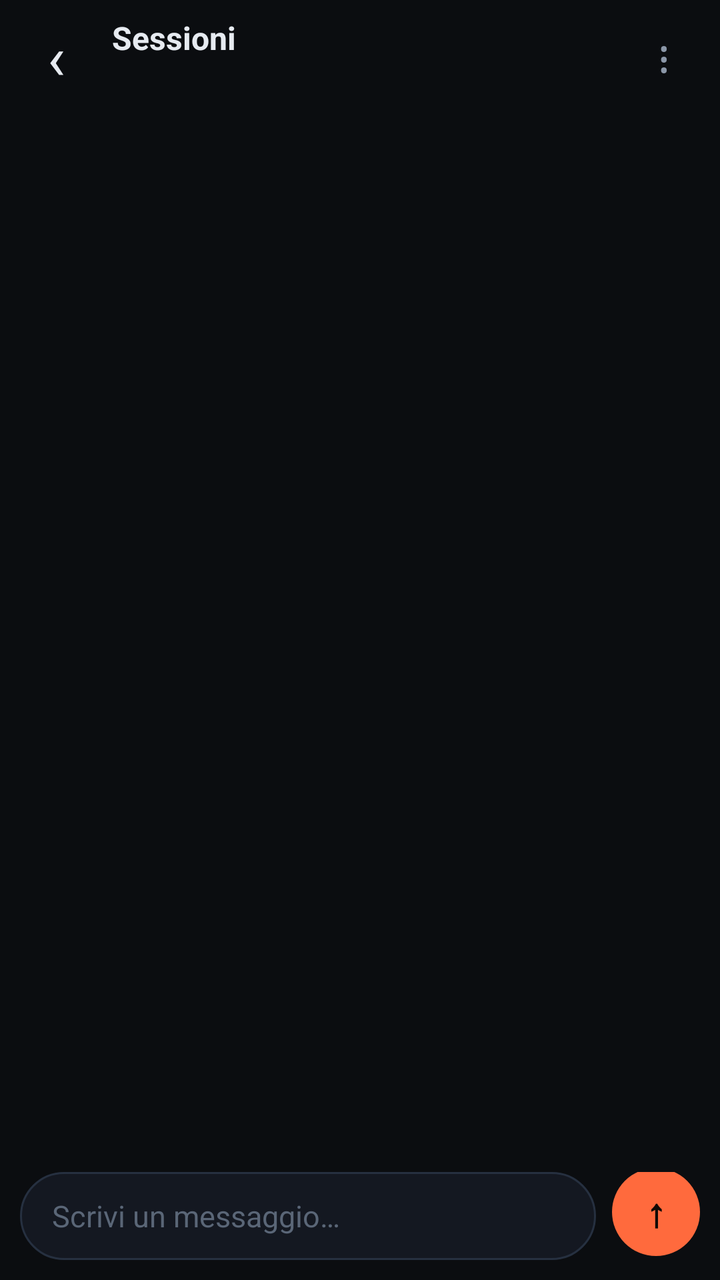
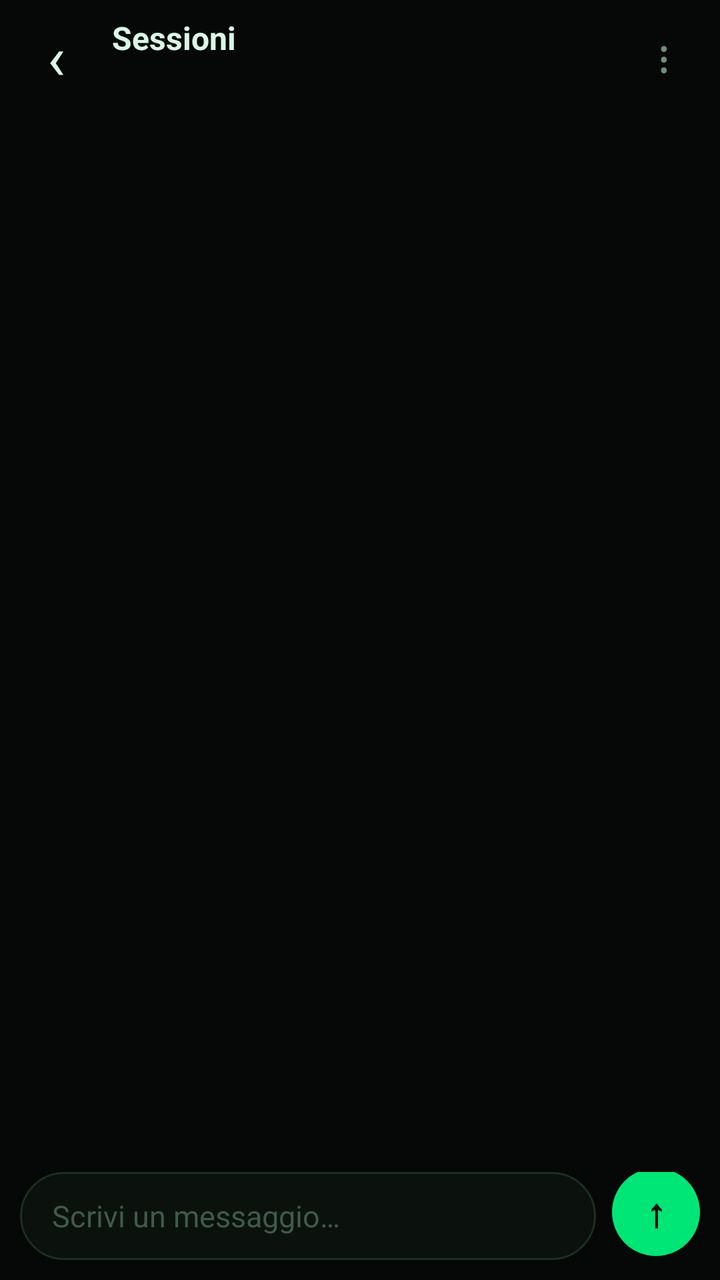

Two renders of the same Android screen: before a commit and after it. Below are the layout's source before the change and the commit's diff.
<!-- AndroidManifest.xml: application theme AppTheme -->
<!-- res/layout/activity_chat.xml -->
<?xml version="1.0" encoding="utf-8"?>
<LinearLayout xmlns:android="http://schemas.android.com/apk/res/android"
    android:layout_width="match_parent"
    android:layout_height="match_parent"
    android:background="@color/bg"
    android:orientation="vertical">

    <LinearLayout
        android:layout_width="match_parent"
        android:layout_height="56dp"
        android:orientation="horizontal"
        android:gravity="center_vertical"
        android:paddingStart="4dp"
        android:paddingEnd="4dp">

        <TextView
            android:id="@+id/back"
            android:layout_width="48dp"
            android:layout_height="48dp"
            android:gravity="center"
            android:text="‹"
            android:textColor="@color/text"
            android:textSize="30sp"
            android:background="?android:attr/selectableItemBackgroundBorderless" />

        <LinearLayout
            android:layout_width="0dp"
            android:layout_height="wrap_content"
            android:layout_weight="1"
            android:orientation="vertical"
            android:paddingStart="4dp">

            <TextView
                android:id="@+id/title"
                style="@style/HeaderText"
                android:layout_width="match_parent"
                android:layout_height="wrap_content"
                android:text="@string/sessions" />

            <TextView
                android:id="@+id/sub"
                style="@style/SubText"
                android:layout_width="match_parent"
                android:layout_height="wrap_content"
                android:layout_marginTop="2dp"
                android:text="" />
        </LinearLayout>

        <TextView
            android:id="@+id/stop"
            android:layout_width="wrap_content"
            android:layout_height="40dp"
            android:gravity="center"
            android:paddingStart="12dp"
            android:paddingEnd="12dp"
            android:text="@string/stop"
            android:textColor="@color/danger"
            android:textSize="13sp"
            android:textStyle="bold"
            android:visibility="gone"
            android:background="?android:attr/selectableItemBackgroundBorderless" />

        <TextView
            android:id="@+id/overflow"
            android:layout_width="48dp"
            android:layout_height="48dp"
            android:gravity="center"
            android:text="⋮"
            android:textColor="@color/text_dim"
            android:textSize="22sp"
            android:background="?android:attr/selectableItemBackgroundBorderless" />
    </LinearLayout>

    <ListView
        android:id="@+id/list"
        android:layout_width="match_parent"
        android:layout_height="0dp"
        android:layout_weight="1"
        android:divider="@null"
        android:dividerHeight="0dp"
        android:clipToPadding="false"
        android:paddingStart="12dp"
        android:paddingEnd="12dp"
        android:paddingTop="8dp"
        android:paddingBottom="8dp"
        android:scrollbars="none"
        android:stackFromBottom="false"
        android:transcriptMode="normal" />

    <LinearLayout
        android:layout_width="match_parent"
        android:layout_height="wrap_content"
        android:orientation="horizontal"
        android:gravity="bottom"
        android:padding="10dp">

        <EditText
            android:id="@+id/input"
            android:layout_width="0dp"
            android:layout_height="wrap_content"
            android:layout_weight="1"
            android:background="@drawable/bg_input"
            android:hint="@string/hint_message"
            android:textColorHint="@color/text_faint"
            android:textColor="@color/text"
            android:textSize="15sp"
            android:minHeight="44dp"
            android:maxHeight="140dp"
            android:paddingStart="16dp"
            android:paddingEnd="16dp"
            android:paddingTop="10dp"
            android:paddingBottom="10dp"
            android:inputType="textMultiLine|textCapSentences"
            android:scrollbars="vertical"
            android:importantForAutofill="no" />

        <TextView
            android:id="@+id/send"
            android:layout_width="44dp"
            android:layout_height="44dp"
            android:layout_marginStart="8dp"
            android:gravity="center"
            android:text="↑"
            android:textColor="#120A06"
            android:textSize="20sp"
            android:textStyle="bold"
            android:background="@drawable/bg_fab" />
    </LinearLayout>
</LinearLayout>
<!-- resources referenced by this layout -->
<resources>
  <color name="bg">#0B0D10</color>
  <color name="danger">#FF4D5E</color>
  <color name="text">#E6EAF0</color>
  <color name="text_dim">#8B97A8</color>
  <color name="text_faint">#5A6677</color>
  <!-- drawable bg_fab (drawable) -->
  <?xml version="1.0" encoding="utf-8"?>
  <shape xmlns:android="http://schemas.android.com/apk/res/android" android:shape="oval">
      <solid android:color="@color/accent" />
  </shape>
  <!-- drawable bg_input (drawable) -->
  <?xml version="1.0" encoding="utf-8"?>
  <shape xmlns:android="http://schemas.android.com/apk/res/android" android:shape="rectangle">
      <solid android:color="@color/bg_elev" />
      <stroke android:width="1dp" android:color="@color/stroke" />
      <corners android:radius="22dp" />
  </shape>
  <string name="hint_message">Scrivi un messaggio…</string>
  <string name="sessions">Sessioni</string>
  <string name="stop">Ferma</string>
  <style name="HeaderText">
          <item name="android:textColor">@color/text</item>
          <item name="android:textSize">16sp</item>
          <item name="android:textStyle">bold</item>
          <item name="android:singleLine">true</item>
          <item name="android:ellipsize">end</item>
      </style>
  <style name="SubText">
          <item name="android:textColor">@color/text_dim</item>
          <item name="android:textSize">12sp</item>
          <item name="android:singleLine">true</item>
          <item name="android:ellipsize">end</item>
      </style>
  <style name="AppTheme" parent="@android:style/Theme.Material.NoActionBar">
          <item name="android:windowBackground">@color/bg</item>
          <item name="android:colorBackground">@color/bg</item>
          <item name="android:statusBarColor">@color/bg</item>
          <item name="android:navigationBarColor">@color/bg</item>
          <item name="android:textColorPrimary">@color/text</item>
          <item name="android:textColorSecondary">@color/text_dim</item>
          <item name="android:colorAccent">@color/accent</item>
          <item name="android:windowLightStatusBar">false</item>
      </style>
  <color name="accent">#FF6A3D</color>
  <color name="bg_elev">#141821</color>
  <color name="stroke">#263040</color>
</resources>

<!-- the commit's change to res/layout/activity_chat.xml (unified diff, before → after) -->
@@ -121,7 +121,7 @@
             android:layout_marginStart="8dp"
             android:gravity="center"
             android:text="↑"
-            android:textColor="#120A06"
+            android:textColor="#04130A"
             android:textSize="20sp"
             android:textStyle="bold"
             android:background="@drawable/bg_fab" />
<!-- resource entries referenced after the edit -->
@@ -1,10 +1,10 @@
 <!-- resources referenced by this layout -->
 <resources>
-  <color name="bg">#0B0D10</color>
-  <color name="danger">#FF4D5E</color>
-  <color name="text">#E6EAF0</color>
-  <color name="text_dim">#8B97A8</color>
-  <color name="text_faint">#5A6677</color>
+  <color name="bg">#050806</color>
+  <color name="danger">#FF3B4E</color>
+  <color name="text">#D9F7E6</color>
+  <color name="text_dim">#6E8F7C</color>
+  <color name="text_faint">#3F5A4A</color>
   <!-- drawable bg_fab (drawable) -->
   <?xml version="1.0" encoding="utf-8"?>
   <shape xmlns:android="http://schemas.android.com/apk/res/android" android:shape="oval">
@@ -43,8 +43,8 @@
           <item name="android:colorAccent">@color/accent</item>
           <item name="android:windowLightStatusBar">false</item>
       </style>
-  <color name="accent">#FF6A3D</color>
-  <color name="bg_elev">#141821</color>
-  <color name="stroke">#263040</color>
+  <color name="accent">#00E676</color>
+  <color name="bg_elev">#0B120D</color>
+  <color name="stroke">#1C2E22</color>
 </resources>
 
